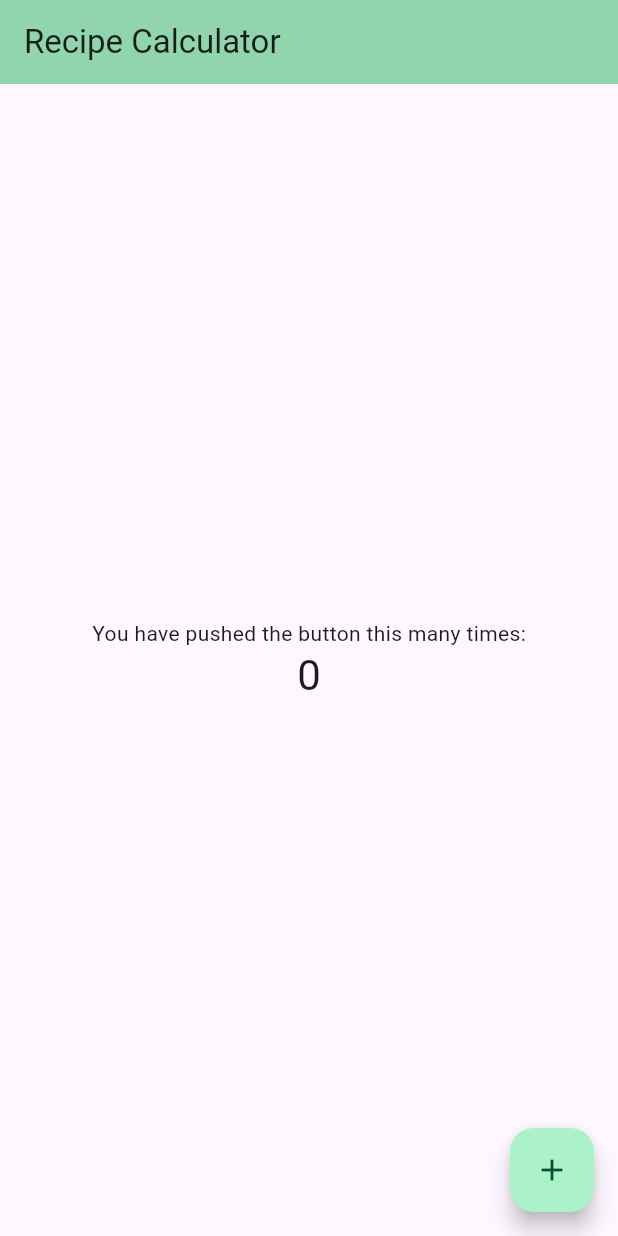
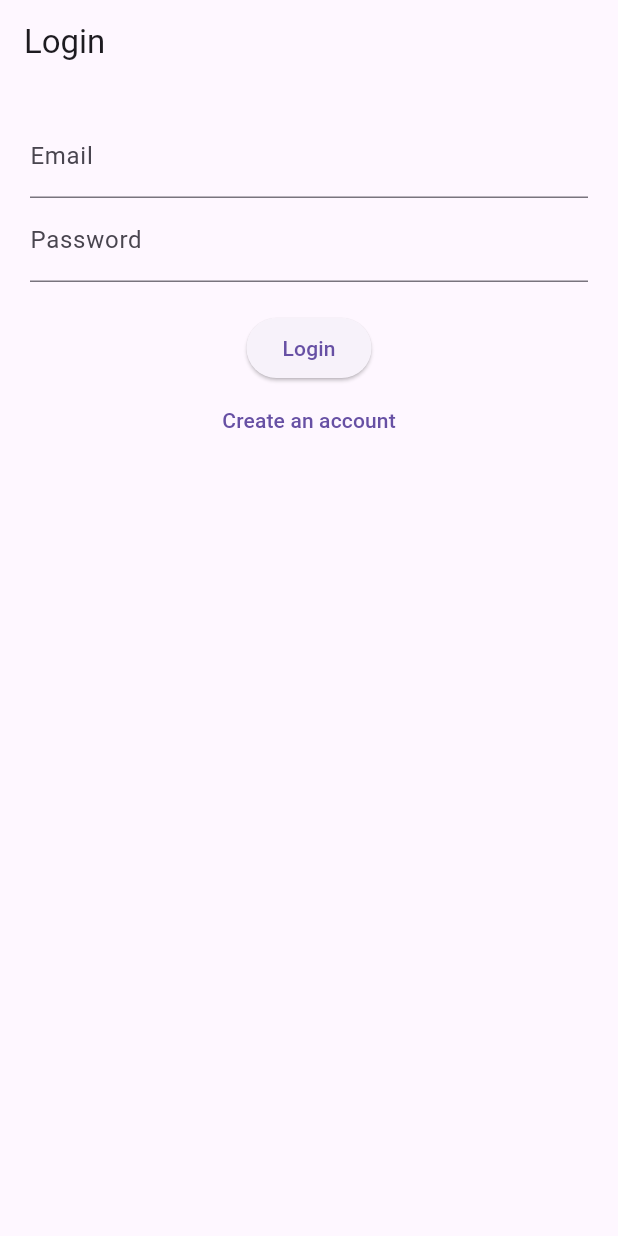
Before and after one commit to ShoeShime/flutter-bootstrap-practice, a Flutter app: the screen it shows after launch, on a phone screen of 412 x 824 dp. Run offline on Flutter 3.47's test engine with Material 3 defaults, Android fonts, the phone set to English and light mode, and no system bars; our stand-ins replace cloud_firestore, firebase_auth, firebase_core; accounts and stored records are empty.

Commit message:
Finished bootstrap project

```diff
--- a/lib/main.dart
+++ b/lib/main.dart
@@ -1,114 +1,41 @@
 import 'package:flutter/material.dart';
+import 'package:firebase_core/firebase_core.dart';
+import 'firebase_options.dart';
+import 'screens/login_screen.dart';
+import 'package:firebase_auth/firebase_auth.dart';
+import 'screens/home_screen.dart';
 
-void main() {
-  runApp(const RecipesApp());
+void main() async {
+  WidgetsFlutterBinding.ensureInitialized();
+  await Firebase.initializeApp(options: DefaultFirebaseOptions.currentPlatform);
+  runApp(MyApp());
 }
 
-class RecipesApp extends StatelessWidget {
-  const RecipesApp({super.key});
-
-  // This widget is the root of your application.
+class MyApp extends StatelessWidget {
   @override
   Widget build(BuildContext context) {
-   final ThemeData theme = ThemeData();
-
-   return MaterialApp(
-     title: "Recipe Calculator",
-     theme: theme.copyWith(
-       colorScheme: ColorScheme.fromSeed(
-         seedColor: Colors.greenAccent
-       )
-     ),
-
-     home: const MyHomePage(
-       title: "Recipe Calculator"
-     )
-   );
+    return MaterialApp(
+      title: 'To-Do Auth Demo',
+      theme: ThemeData(primarySwatch: Colors.deepPurple),
+      home: AuthGate(),
+    );
   }
 }
 
-class MyHomePage extends StatefulWidget {
-  const MyHomePage({super.key, required this.title});
-
-  // This widget is the home page of your application. It is stateful, meaning
-  // that it has a State object (defined below) that contains fields that affect
-  // how it looks.
-
-  // This class is the configuration for the state. It holds the values (in this
-  // case the title) provided by the parent (in this case the App widget) and
-  // used by the build method of the State. Fields in a Widget subclass are
-  // always marked "final".
-
-  final String title;
-
-  @override
-  State<MyHomePage> createState() => _MyHomePageState();
-}
-
-class _MyHomePageState extends State<MyHomePage> {
-  int _counter = 0;
-
-  void _incrementCounter() {
-    setState(() {
-      // This call to setState tells the Flutter framework that something has
-      // changed in this State, which causes it to rerun the build method below
-      // so that the display can reflect the updated values. If we changed
-      // _counter without calling setState(), then the build method would not be
-      // called again, and so nothing would appear to happen.
-      _counter++;
-    });
-  }
-
+class AuthGate extends StatelessWidget {
   @override
   Widget build(BuildContext context) {
-    // This method is rerun every time setState is called, for instance as done
-    // by the _incrementCounter method above.
-    //
-    // The Flutter framework has been optimized to make rerunning build methods
-    // fast, so that you can just rebuild anything that needs updating rather
-    // than having to individually change instances of widgets.
-    return Scaffold(
-      appBar: AppBar(
-        // TRY THIS: Try changing the color here to a specific color (to
-        // Colors.amber, perhaps?) and trigger a hot reload to see the AppBar
-        // change color while the other colors stay the same.
-        backgroundColor: Theme.of(context).colorScheme.inversePrimary,
-        // Here we take the value from the MyHomePage object that was created by
-        // the App.build method, and use it to set our appbar title.
-        title: Text(widget.title),
-      ),
-      body: Center(
-        // Center is a layout widget. It takes a single child and positions it
-        // in the middle of the parent.
-        child: Column(
-          // Column is also a layout widget. It takes a list of children and
-          // arranges them vertically. By default, it sizes itself to fit its
-          // children horizontally, and tries to be as tall as its parent.
-          //
-          // Column has various properties to control how it sizes itself and
-          // how it positions its children. Here we use mainAxisAlignment to
-          // center the children vertically; the main axis here is the vertical
-          // axis because Columns are vertical (the cross axis would be
-          // horizontal).
-          //
-          // TRY THIS: Invoke "debug painting" (choose the "Toggle Debug Paint"
-          // action in the IDE, or press "p" in the console), to see the
-          // wireframe for each widget.
-          mainAxisAlignment: MainAxisAlignment.center,
-          children: <Widget>[
-            const Text('You have pushed the button this many times:'),
-            Text(
-              '$_counter',
-              style: Theme.of(context).textTheme.headlineMedium,
-            ),
-          ],
-        ),
-      ),
-      floatingActionButton: FloatingActionButton(
-        onPressed: _incrementCounter,
-        tooltip: 'Increment',
-        child: const Icon(Icons.add),
-      ), // This trailing comma makes auto-formatting nicer for build methods.
+    return StreamBuilder<User?>(
+      stream: FirebaseAuth.instance.authStateChanges(),
+      builder: (context, snapshot) {
+        if (snapshot.connectionState == ConnectionState.waiting) {
+          return const CircularProgressIndicator();
+        } else if (snapshot.hasData) {
+          return HomeScreen();
+        } else {
+          return LoginScreen();
+        }
+      },
     );
   }
 }
--- /dev/null
+++ b/lib/screens/login_screen.dart
@@ -0,0 +1,48 @@
+import 'package:flutter/material.dart';
+import '../services/auth_service.dart';
+
+class LoginScreen extends StatefulWidget {
+  @override
+  _LoginScreenState createState() => _LoginScreenState();
+}
+
+class _LoginScreenState extends State<LoginScreen> {
+  final _emailController = TextEditingController();
+  final _passwordController = TextEditingController();
+  final _auth = AuthService();
+  bool isLogin = true;
+
+  void _submit() async {
+    try {
+      if (isLogin) {
+        await _auth.signIn(_emailController.text, _passwordController.text);
+      } else {
+        await _auth.signUp(_emailController.text, _passwordController.text);
+      }
+    } catch (e) {
+      ScaffoldMessenger.of(context).showSnackBar(SnackBar(content: Text('Error: $e')));
+    }
+  }
+
+  @override
+  Widget build(BuildContext context) {
+    return Scaffold(
+      appBar: AppBar(title: Text(isLogin ? 'Login' : 'Register')),
+      body: Padding(
+        padding: const EdgeInsets.all(20),
+        child: Column(
+          children: [
+            TextField(controller: _emailController, decoration: InputDecoration(labelText: 'Email')),
+            TextField(controller: _passwordController, decoration: InputDecoration(labelText: 'Password'), obscureText: true),
+            SizedBox(height: 20),
+            ElevatedButton(onPressed: _submit, child: Text(isLogin ? 'Login' : 'Register')),
+            TextButton(
+              onPressed: () => setState(() => isLogin = !isLogin),
+              child: Text(isLogin ? 'Create an account' : 'Already have an account? Login'),
+            ),
+          ],
+        ),
+      ),
+    );
+  }
+}
--- /dev/null
+++ b/lib/services/auth_service.dart
@@ -0,0 +1,21 @@
+import 'package:firebase_auth/firebase_auth.dart';
+
+class AuthService {
+  final _auth = FirebaseAuth.instance;
+
+  User? get currentUser => _auth.currentUser;
+
+  Stream<User?> get authStateChanges => _auth.authStateChanges();
+
+  Future<void> signIn(String email, String password) async {
+    await _auth.signInWithEmailAndPassword(email: email, password: password);
+  }
+
+  Future<void> signUp(String email, String password) async {
+    await _auth.createUserWithEmailAndPassword(email: email, password: password);
+  }
+
+  Future<void> signOut() async {
+    await _auth.signOut();
+  }
+}
--- a/pubspec.yaml
+++ b/pubspec.yaml
@@ -34,6 +34,9 @@ dependencies:
   # The following adds the Cupertino Icons font to your application.
   # Use with the CupertinoIcons class for iOS style icons.
   cupertino_icons: ^1.0.8
+  firebase_core: ^3.13.1
+  firebase_auth: ^5.5.4
+  cloud_firestore: ^5.6.8
 
 dev_dependencies:
   flutter_test:
@@ -44,7 +47,7 @@ dev_dependencies:
   # activated in the `analysis_options.yaml` file located at the root of your
   # package. See that file for information about deactivating specific lint
   # rules and activating additional ones.
-  flutter_lints: ^5.0.0
+  flutter_lints: ^6.0.0
 
 # For information on the generic Dart part of this file, see the
 # following page: https://dart.dev/tools/pub/pubspec
```
Also changed, not shown: lib/models/todo_model.dart (added, +22 -0 lines), lib/screens/create_todo_screen.dart (added, +42 -0 lines), lib/screens/home_screen.dart (added, +46 -0 lines), lib/screens/profile_screen.dart (added, +22 -0 lines), lib/services/firestore_service.dart (added, +34 -0 lines), firebase.json (added), lib/firebase_options.dart (added), pubspec.lock, 8 other files.
